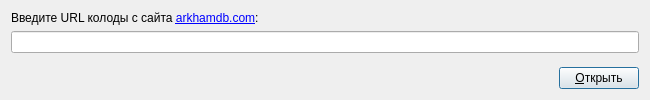
Above: view/ui/open_url.ui from TreOne/Arkham-Horror-Decker-v2 before the change. Below: the same form after it.
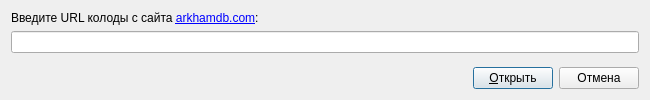
That is the form after the change. Icons and pictures are not drawn.

Commit message: Реализовано получение информации о колоде по ссылке

Patch:
```diff
--- a/view/ui/open_url.ui
+++ b/view/ui/open_url.ui
@@ -67,6 +67,16 @@
        <property name="shortcut">
         <string>Ctrl+Q</string>
        </property>
+       <property name="default">
+        <bool>true</bool>
+       </property>
+      </widget>
+     </item>
+     <item>
+      <widget class="QPushButton" name="btn_cancel">
+       <property name="text">
+        <string>Отмена</string>
+       </property>
       </widget>
      </item>
     </layout>
```
Left out of the diff: 19 changed lines with no effect on the pictures. The commit also changes 2 other files.
